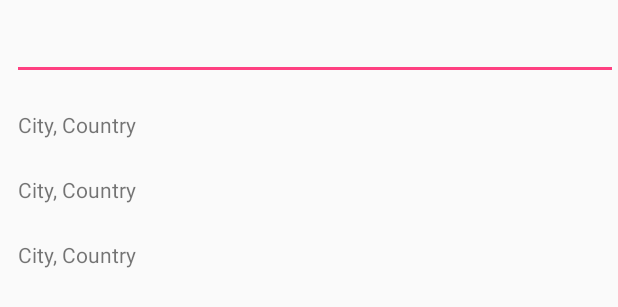
After one commit to artudev/cities, an Android app: the layout fragment_list.xml on its own in the app's theme, with its tools: preview values and no code run, on a phone screen of 412 x 824 dp. The commit adds this screen. Shown: the top 307 px of the screen. Run offline under Robolectric (Android 15) with nearby library versions, the phone set to English and light mode, and no system bars.

Commit message:
List view basic implementation (activity, fragment, contract and presenter) + layouts

```diff
--- a/app/src/main/java/com/assignment/cities/list/ListActivity.java
+++ b/app/src/main/java/com/assignment/cities/list/ListActivity.java
@@ -19,7 +19,7 @@ public class ListActivity extends BaseActivity {
 
 		if (savedInstanceState == null) {
 			Log.d(TAG, "savedInstanceState is NULL");
-			//TODO
+			setContent(new ListFragment());
 		}
 	}
 
--- /dev/null
+++ b/app/src/main/res/layout/fragment_list.xml
@@ -0,0 +1,36 @@
+<?xml version="1.0" encoding="utf-8"?>
+<android.support.constraint.ConstraintLayout
+	xmlns:android="http://schemas.android.com/apk/res/android"
+	xmlns:app="http://schemas.android.com/apk/res-auto"
+	xmlns:tools="http://schemas.android.com/tools"
+	android:layout_width="match_parent"
+	android:layout_height="match_parent">
+
+	<android.support.v7.widget.AppCompatEditText
+		android:id="@+id/appCompatEditText"
+		android:layout_width="match_parent"
+		android:layout_height="wrap_content"
+		android:layout_marginStart="8dp"
+		android:layout_marginTop="8dp"
+		app:layout_constraintEnd_toEndOf="parent"
+		app:layout_constraintStart_toStartOf="parent"
+		app:layout_constraintTop_toTopOf="parent"/>
+
+	<android.support.v7.widget.RecyclerView
+		android:id="@+id/rvList"
+		android:layout_width="match_parent"
+		android:layout_height="0dp"
+		android:layout_margin="0dp"
+		android:clipToPadding="false"
+		android:paddingBottom="8dp"
+		android:paddingTop="8dp"
+		app:layoutManager="android.support.v7.widget.LinearLayoutManager"
+		app:layout_constraintBottom_toBottomOf="parent"
+		app:layout_constraintEnd_toEndOf="parent"
+		app:layout_constraintStart_toStartOf="parent"
+		app:layout_constraintTop_toBottomOf="@+id/appCompatEditText"
+		tools:listitem="@layout/item_city">
+
+	</android.support.v7.widget.RecyclerView>
+
+</android.support.constraint.ConstraintLayout>
--- /dev/null
+++ b/app/src/main/res/layout/item_city.xml
@@ -0,0 +1,24 @@
+<?xml version="1.0" encoding="utf-8"?>
+<android.support.constraint.ConstraintLayout
+	xmlns:android="http://schemas.android.com/apk/res/android"
+	xmlns:app="http://schemas.android.com/apk/res-auto"
+	android:layout_width="match_parent"
+	android:layout_height="wrap_content">
+
+	<TextView
+		android:id="@+id/tvItem"
+		android:layout_width="match_parent"
+		android:layout_height="wrap_content"
+		android:layout_marginBottom="8dp"
+		android:layout_marginEnd="8dp"
+		android:layout_marginStart="8dp"
+		android:layout_marginTop="8dp"
+		android:text="City, Country"
+		android:elevation="1dp"
+		android:padding="4dp"
+		app:layout_constraintBottom_toBottomOf="parent"
+		app:layout_constraintEnd_toEndOf="parent"
+		app:layout_constraintStart_toStartOf="parent"
+		app:layout_constraintTop_toTopOf="parent"/>
+
+</android.support.constraint.ConstraintLayout>
```
Also changed, not shown: app/src/main/java/com/assignment/cities/list/ListContract.java (+18 -0 lines), app/src/main/java/com/assignment/cities/list/ListFragment.java (added, +81 -0 lines), app/src/main/java/com/assignment/cities/list/ListPresenter.java (added, +28 -0 lines).
